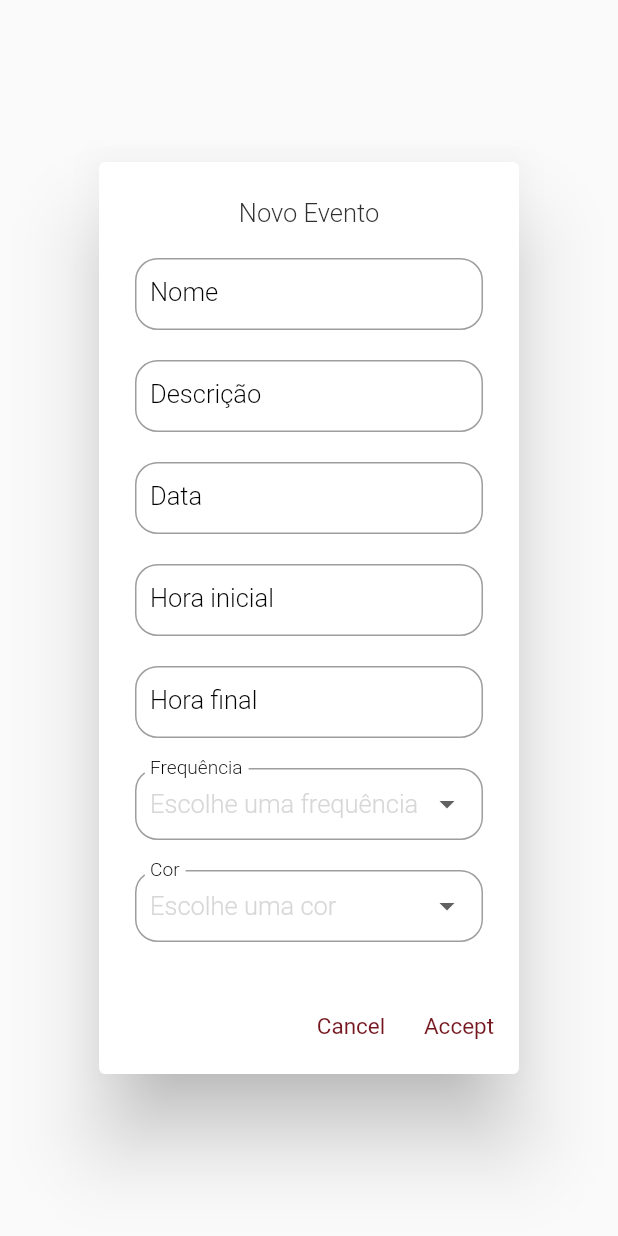
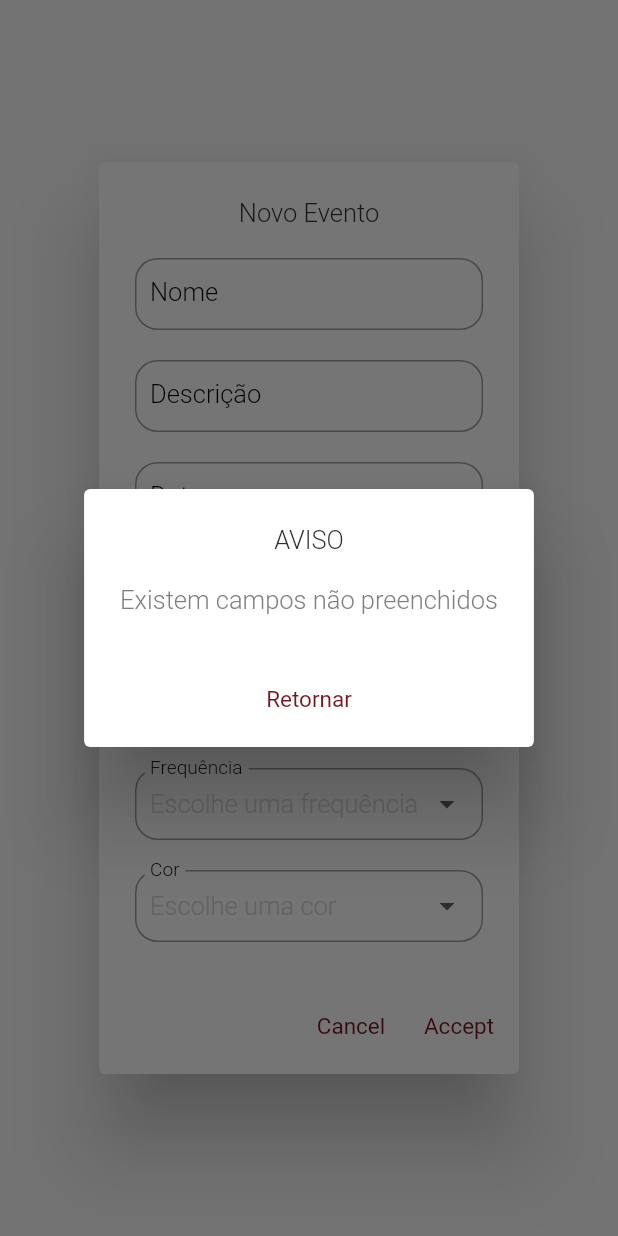
Before and after one commit to isabel-amaral/feup-esof-AcademicPlanner, a Flutter app: the AddActivityDialog widget shown alone on an empty page, opened directly with empty values, after a tap on "Accept", on a phone screen of 412 x 824 dp. Run offline on Flutter 3.47's test engine with Material 2 defaults, Android fonts, the phone set to English and light mode, and no system bars; our stand-ins replace connectivity, email_validator, flutter_cache_manager, flutter_markdown, flutter_redux, flutter_svg and 11 more; missing offline and left inert: add_2_calendar, encrypt, query_params; accounts and stored records are empty; network calls fail.

Commit message:
Refactored overlap check function, added missing form values alert

```diff
--- a/src/lib/view/Pages/calendar_page_view.dart
+++ b/src/lib/view/Pages/calendar_page_view.dart
@@ -72,7 +72,7 @@ class CalendarPageView extends StatelessWidget {
               padding: EdgeInsets.all(10),
               child: Align(
                 alignment: Alignment.bottomRight,
-                child: EditWidget(this.exams, this.lectures),
+                child: EditWidget(this.exams, this.lectures, this.activities),
               )
           )
         ]
--- /dev/null
+++ b/src/lib/view/Widgets/activity_form_missing_alert.dart
@@ -0,0 +1,30 @@
+import 'package:flutter/material.dart';
+
+
+class FormMissingValuesDialog extends StatelessWidget {
+
+  @override
+  Widget build(BuildContext context) {
+    return AlertDialog(
+      title: Text(
+          'AVISO',
+          textAlign: TextAlign.center,
+        ),
+      actionsAlignment: MainAxisAlignment.center,
+      content: Column(
+        mainAxisSize: MainAxisSize.min,
+        children: [
+          Text('Existem campos não preenchidos',
+          textAlign: TextAlign.center)
+        ]
+      ),
+      actions: [
+        TextButton(
+              onPressed: () {
+                Navigator.of(context).pop();
+              },
+              child: Text('Retornar',
+              textAlign: TextAlign.center)),
+      ]);
+  }
+}
```
Also changed, not shown: src/lib/view/Widgets/add_activity_form.dart (+52 -26 lines), src/lib/view/Widgets/schedule_edit_widgets.dart (+6 -4 lines).
